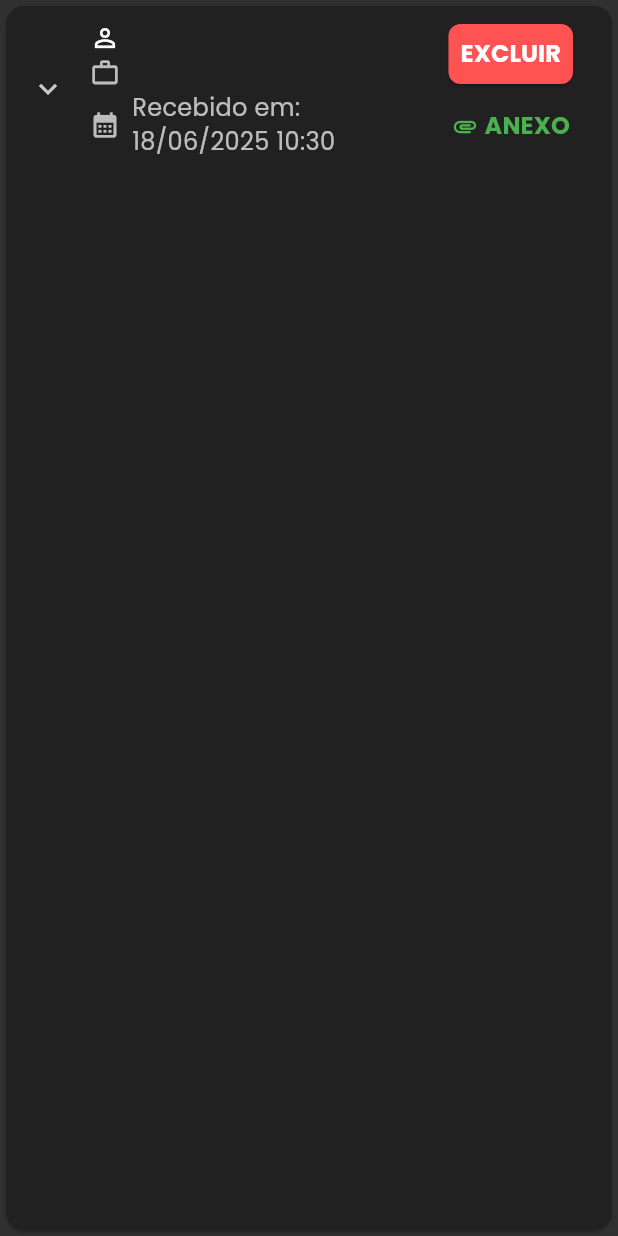
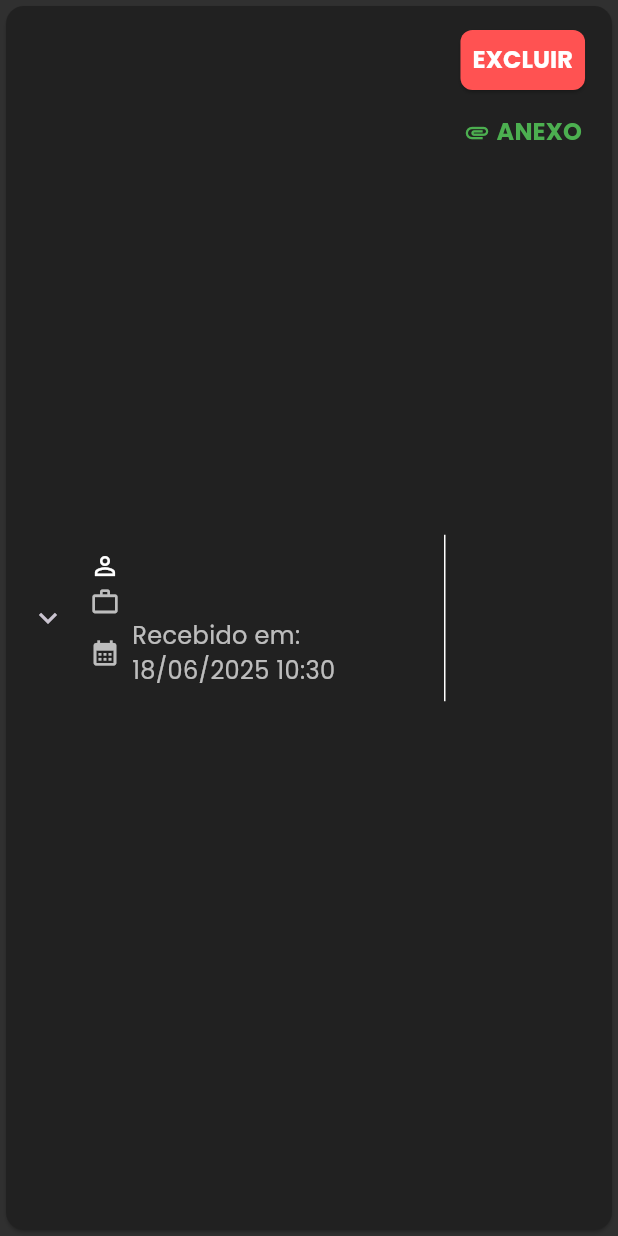
Before and after one commit to Magno070/painel_velocity, a Flutter app: the _ItemCurriculo widget shown alone on an empty page, opened directly with empty values, on a phone screen of 412 x 824 dp. Run offline on Flutter 3.47's test engine with Material 3 defaults, Android fonts, the light colour scheme and no system bars; our stand-ins replace google_fonts; network calls fail.

Commit message:
Cleaning code

```diff
--- a/lib/screens/curriculos_page.dart
+++ b/lib/screens/curriculos_page.dart
@@ -111,6 +111,7 @@ class _CurriculosPageState extends State<CurriculosPage> {
     );
   }
 
+  //~~___________________________________________________Círculos enquanto carrega
   Widget _construirConteudoPrincipal() {
     if (_carregando) {
       return const Center(child: CircularProgressIndicator());
@@ -121,12 +122,12 @@ class _CurriculosPageState extends State<CurriculosPage> {
     } else if (_curriculos.isEmpty) {
       return Center(child: Poppins('Nenhum currículo encontrado.', size: 16));
     }
+    //~~_________________________________________________Currículos
+
     return ListView.builder(
       itemCount: _curriculos.length,
       itemBuilder:
-          (_, index) => Padding(
-            padding: const EdgeInsets.symmetric(vertical: 6.0),
-            child: _ItemCurriculo(
+          (_, index) => _ItemCurriculo(
             usuario: _curriculos[index],
             expandido: _indiceExpandido == index,
             aoExpandir: (expandir) {
@@ -134,10 +135,10 @@ class _CurriculosPageState extends State<CurriculosPage> {
             },
             aoDeletar: () => _deletarCurriculo(index),
           ),
-          ),
     );
   }
 }
+//~~_________________________________________________Modelo do card de cada currículo
 
 class _ItemCurriculo extends StatelessWidget {
   final Usuario usuario;
@@ -163,9 +164,12 @@ class _ItemCurriculo extends StatelessWidget {
       ),
       color: Colors.grey[900],
       child: Row(
-        crossAxisAlignment: CrossAxisAlignment.start,
         children: [
           Expanded(
+            child: Container(
+              decoration: BoxDecoration(
+                border: Border(right: BorderSide(color: Colors.white)),
+              ),
               child: ExpansionTile(
                 key: ValueKey('expansion_${usuario.id}'),
                 shape: Border.all(color: Colors.transparent),
@@ -197,14 +201,19 @@ class _ItemCurriculo extends StatelessWidget {
                   Column(
                     crossAxisAlignment: CrossAxisAlignment.start,
                     children: [
-                    const SizedBox(height: 8),
+                      Column(
+                        crossAxisAlignment: CrossAxisAlignment.start,
+                        mainAxisAlignment: MainAxisAlignment.center,
+                        children: [
                           _linhaDetalhe('Nome:', usuario.nome),
                           _linhaDetalhe('Cargo:', usuario.cargo),
                           _linhaDetalhe('Telefone:', usuario.telefone),
                           _linhaDetalhe('Email:', usuario.email),
                           _linhaDetalhe(
                             'Data de nascimento:',
-                      DateFormat('dd/MM/yyyy').format(usuario.dataNascimento),
+                            DateFormat(
+                              'dd/MM/yyyy',
+                            ).format(usuario.dataNascimento),
                           ),
                           _linhaDetalhe('Descrição:', usuario.descricao),
                           const Divider(color: Colors.white),
@@ -219,10 +228,18 @@ class _ItemCurriculo extends StatelessWidget {
                       ),
                     ],
                   ),
+                ],
+              ),
+            ),
           ),
           Padding(
-            padding: const EdgeInsets.symmetric(horizontal: 16, vertical: 8),
-            child: Column(children: [_botaoDeletar(), _anexoButton(context)]),
+            padding: const EdgeInsets.fromLTRB(0, 12, 8, 0),
+            child: Center(
+              child: Column(
+                mainAxisAlignment: MainAxisAlignment.start,
+                children: [_botaoDeletar(), _anexoButton(context)],
+              ),
+            ),
           ),
         ],
       ),
```
Lines whose indentation alone changed are shown as unchanged.
